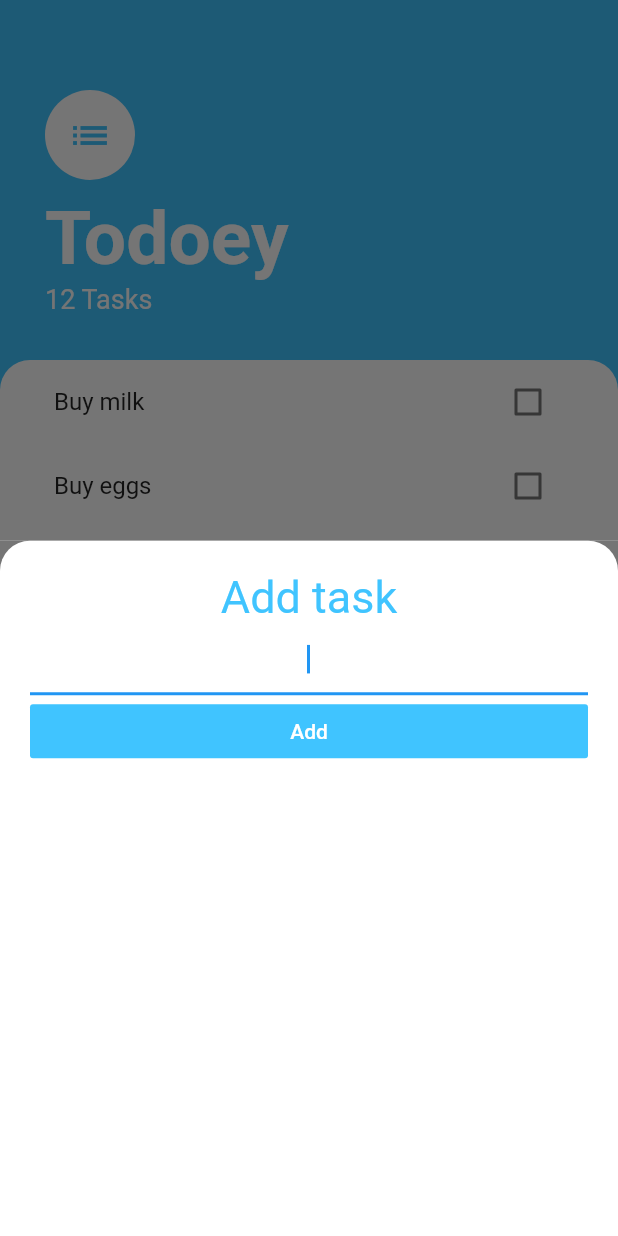
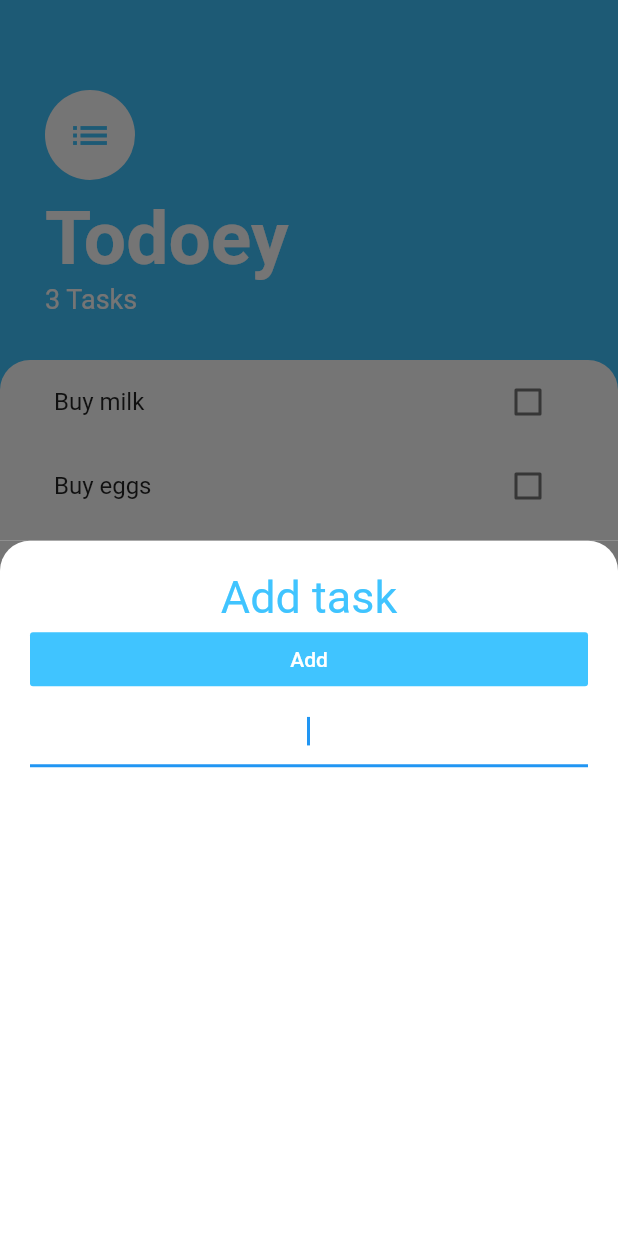
Before and after one commit to jethar/todoey_flutter, a Flutter app: the screen it shows after launch, after a tap on the "add" icon, on a phone screen of 412 x 824 dp. Run offline on Flutter 3.47's test engine with Material 2 defaults, Android fonts, the phone set to English and light mode, and no system bars.

Commit message:
06.Lifting State Up Challenge - Add Screen

```diff
--- a/lib/screens/tasks_screen.dart
+++ b/lib/screens/tasks_screen.dart
@@ -1,11 +1,19 @@
 import 'package:flutter/material.dart';
 import 'package:todoey_flutter/widgets/tasks_list.dart';
 import 'package:todoey_flutter/widgets/add_task_screen.dart';
+import 'package:todoey_flutter/model/task.dart';
 
-class TasksScreen extends StatelessWidget {
-  Widget showBottomSheet(BuildContext context) {
-    return Container();
-  }
+class TasksScreen extends StatefulWidget {
+  @override
+  _TasksScreenState createState() => _TasksScreenState();
+}
+
+class _TasksScreenState extends State<TasksScreen> {
+  List<Task> tasks = [
+    Task(name: 'Buy milk'),
+    Task(name: 'Buy eggs'),
+    Task(name: 'Buy bread'),
+  ];
 
   @override
   Widget build(BuildContext context) {
@@ -14,7 +22,13 @@ class TasksScreen extends StatelessWidget {
       floatingActionButton: FloatingActionButton(
           onPressed: () {
             showModalBottomSheet(
-                context: context, builder: (context) => AddTaskScreen());
+                context: context,
+                builder: (context) => AddTaskScreen((newTaskTitle) {
+                      setState(() {
+                        tasks.add(Task(name: newTaskTitle));
+                      });
+                      Navigator.pop(context);
+                    }));
           },
           backgroundColor: Colors.lightBlueAccent,
           child: Icon(Icons.add)),
@@ -48,7 +62,7 @@ class TasksScreen extends StatelessWidget {
                   ),
                 ),
                 Text(
-                  "12 Tasks",
+                  '${tasks.length} Tasks',
                   style: TextStyle(
                     fontSize: 18.0,
                     color: Colors.white,
@@ -68,7 +82,7 @@ class TasksScreen extends StatelessWidget {
                   topRight: Radius.circular(20.0),
                 ),
               ),
-              child: TasksList(),
+              child: TasksList(tasks),
             ),
           ),
         ],
--- a/lib/widgets/add_task_screen.dart
+++ b/lib/widgets/add_task_screen.dart
@@ -1,8 +1,14 @@
 import 'package:flutter/material.dart';
 
 class AddTaskScreen extends StatelessWidget {
+  final Function addTaskCallback;
+
+  AddTaskScreen(this.addTaskCallback);
+
   @override
   Widget build(BuildContext context) {
+    String newTaskTitle;
+
     return Container(
       color: Color(0xff757575),
       child: Container(
@@ -25,15 +31,18 @@ class AddTaskScreen extends StatelessWidget {
                   color: Colors.lightBlueAccent,
                 ),
               ),
-              TextField(
-                autofocus: true,
-                textAlign: TextAlign.center,
-              ),
               FlatButton(
                 child: Text('Add', style: TextStyle(color: Colors.white)),
                 color: Colors.lightBlueAccent,
                 onPressed: () {
-                  //
+                  addTaskCallback(newTaskTitle);
+                },
+              ),
+              TextField(
+                autofocus: true,
+                textAlign: TextAlign.center,
+                onChanged: (newText) {
+                  newTaskTitle = newText;
                 },
               ),
             ],
--- a/lib/widgets/tasks_list.dart
+++ b/lib/widgets/tasks_list.dart
@@ -3,33 +3,31 @@ import 'package:todoey_flutter/widgets/task_tile.dart';
 import 'package:todoey_flutter/model/task.dart';
 
 class TasksList extends StatefulWidget {
+  final List<Task> tasks;
+
+  TasksList(this.tasks);
+
   @override
   _TasksListState createState() => _TasksListState();
 }
 
 class _TasksListState extends State<TasksList> {
-  List<Task> tasks = [
-    Task(name: 'Buy milk'),
-    Task(name: 'Buy eggs'),
-    Task(name: 'Buy bread'),
-  ];
-
   @override
   Widget build(BuildContext context) {
 //    only rebuild sthe parts which are visible
     return ListView.builder(
       itemBuilder: (context, index) {
         return TaskTile(
-          taskTitle: tasks[index].name,
-          isChecked: tasks[index].isDone,
+          taskTitle: widget.tasks[index].name,
+          isChecked: widget.tasks[index].isDone,
           checkboxCallback: (checkboxState) {
             setState(() {
-              tasks[index].toggleDone();
+              widget.tasks[index].toggleDone();
             });
           },
         );
       },
-      itemCount: tasks.length,
+      itemCount: widget.tasks.length,
     );
   }
 }
```
